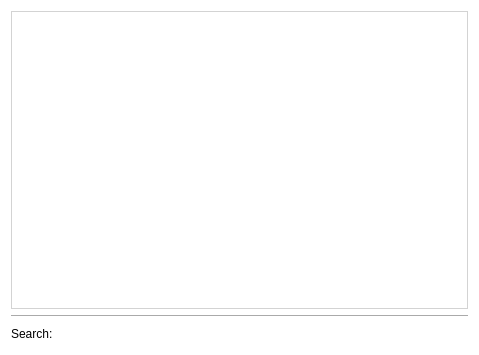
Above: pastrocore/gui_pyside/tab_observation_any.ui from Torward1024/pAstroCORE before the change. Below: the same form after it.
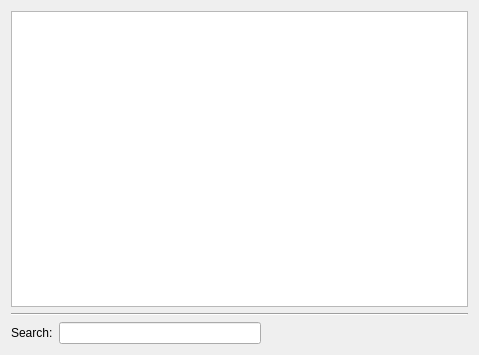
That is the form after the change.

Diff of the .ui file:
```diff
--- a/pastrocore/gui_pyside/tab_observation_any.ui
+++ b/pastrocore/gui_pyside/tab_observation_any.ui
@@ -13,9 +13,6 @@
   <property name="windowTitle">
    <string>Form</string>
   </property>
-  <property name="styleSheet">
-   <string notr="true">background-color: #ffffff; font-family: Arial;</string>
-  </property>
   <layout class="QGridLayout" name="gridLayout">
    <item row="2" column="2">
     <spacer name="horizontalSpacer">
@@ -45,61 +42,6 @@
    </item>
    <item row="0" column="0" colspan="3">
     <widget class="QTableView" name="table">
-     <property name="styleSheet">
-      <string notr="true">/* QTableView and QHeaderView styles for pAstroCORE */
-
-/* Table View */
-QTableView, QTableWidget {
-    background-color: #ffffff;
-    gridline-color: #d3d3d3;
-    color: #333333;
-    font-family: Arial, sans-serif;
-    font-size: 9pt;
-    border: 1px solid #d3d3d3; /* External border for table */
-}
-
-QTableView::item:selected, QTableWidget::item:selected {
-    background-color: #0078d7;
-    color: #ffffff;
-}
-
-QTableView::item:hover, QTableWidget::item:hover {
-    background-color: #1a8cff;
-    color: #ffffff;
-}
-
-/* Header View */
-QHeaderView {
-    background-color: #f9f9f9;
-    border: none; /* No external border to avoid doubling with QTableView */
-    border-bottom: 1px solid #d3d3d3; /* Bottom border to separate from content */
-}
-
-QHeaderView::section {
-    background-color: #f9f9f9;
-    color: #333333;
-    border-bottom: none; /* No bottom border, handled by QHeaderView */
-    border-right: none; /* Avoid doubling with adjacent sections */
-    border-left: none; /* Clean look */
-    border-top: none; /* Clean look */
-    padding: 4px;
-    font-family: Arial, sans-serif;
-    font-size: 9pt;
-}
-
-QHeaderView::section:horizontal {
-    border-right: 1px solid #d3d3d3; /* Separator between columns */
-}
-
-QHeaderView::section:vertical {
-    border-bottom: 1px solid #d3d3d3; /* Separator between rows */
-}
-
-QHeaderView::section:hover {
-    background-color: #1a8cff;
-    color: #ffffff;
-}</string>
-     </property>
      <property name="editTriggers">
       <set>QAbstractItemView::EditTrigger::NoEditTriggers</set>
      </property>
@@ -122,31 +64,7 @@
        <pointsize>9</pointsize>
       </font>
      </property>
-     <property name="styleSheet">
-      <string notr="true">QLineEdit {
-    font-family: Arial;
-    font-size: 9pt;
-    color: #333333;
-    padding: 1px;
-    border-radius: 3px;
-}
-QLineEdit[readOnly=&quot;true&quot;] {
-    border: 1px solid #d3d3d3;
-    background-color: #f9f9f9;
-}
-QLineEdit[readOnly=&quot;false&quot;] {
-    border: 1px solid #0078d7;
-    background-color: #f0f6ff;
-}
-QLineEdit[readOnly=&quot;false&quot;]:hover {
-    border: 1px solid #1a8cff;
-}
-QLineEdit[readOnly=&quot;false&quot;]:focus {
-    border: 1px solid #005bb5;
-    background-color: #ffffff;
-}</string>
-     </property>
-    </widget>
+     </widget>
    </item>
    <item row="1" column="0" colspan="3">
     <widget class="Line" name="line">
```
Left out of the diff: 4 changed lines with no effect on the pictures.
